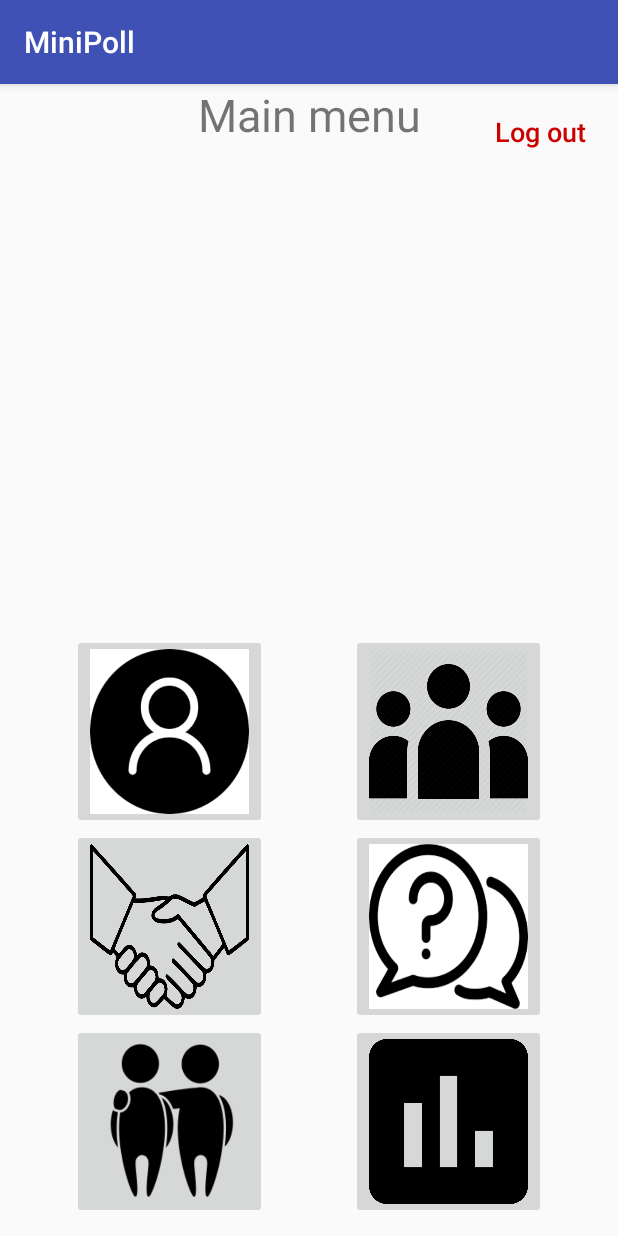
After one commit to agobeaux/LSINF1225Groupe7, an Android app: the MainMenuActivity screen opened directly, with no data from a screen before it, on a phone screen of 412 x 824 dp. The commit adds this screen. Run offline under Robolectric (Android 15) with nearby library versions, the phone set to English and light mode, and no system bars.

Commit message:
Main Menu Activity (layout only) + pictures used in it

```diff
--- a/MiniPoll/app/src/main/AndroidManifest.xml
+++ b/MiniPoll/app/src/main/AndroidManifest.xml
@@ -18,12 +18,11 @@
         </activity>
         <activity
             android:name=".activity.AccountCreationActivity"
-            android:parentActivityName=".activity.LoginActivity">
-        </activity>
+            android:parentActivityName=".activity.LoginActivity"></activity>
         <activity
             android:name=".activity.ProfileCreationActivity"
-            android:parentActivityName=".activity.AccountCreationActivity">
-        </activity>
+            android:parentActivityName=".activity.AccountCreationActivity"></activity>
+        <activity android:name=".activity.MainMenuActivity"></activity>
     </application>
 
 </manifest>
--- /dev/null
+++ b/MiniPoll/app/src/main/java/be/groupe7lsinf1225/minipoll/activity/MainMenuActivity.java
@@ -0,0 +1,17 @@
+package be.groupe7lsinf1225.minipoll.activity;
+
+import android.content.Intent;
+import android.support.v7.app.AppCompatActivity;
+import android.os.Bundle;
+import android.view.View;
+
+import be.groupe7lsinf1225.minipoll.R;
+
+public class MainMenuActivity extends AppCompatActivity {
+
+    @Override
+    protected void onCreate(Bundle savedInstanceState) {
+        super.onCreate(savedInstanceState);
+        setContentView(R.layout.activity_main_menu);
+    }
+}
--- /dev/null
+++ b/MiniPoll/app/src/main/res/layout/activity_main_menu.xml
@@ -0,0 +1,129 @@
+<?xml version="1.0" encoding="utf-8"?>
+<android.support.constraint.ConstraintLayout xmlns:android="http://schemas.android.com/apk/res/android"
+    xmlns:app="http://schemas.android.com/apk/res-auto"
+    xmlns:tools="http://schemas.android.com/tools"
+    android:layout_width="match_parent"
+    android:layout_height="match_parent"
+    tools:context="be.groupe7lsinf1225.minipoll.activity.MainMenuActivity">
+
+
+    <GridLayout
+        android:layout_width="316dp"
+        android:layout_height="397dp"
+        android:layout_marginBottom="4dp"
+        android:columnCount="2"
+        android:rowCount="3"
+        app:layout_constraintBottom_toBottomOf="parent"
+        app:layout_constraintLeft_toLeftOf="parent"
+        app:layout_constraintRight_toRightOf="parent">
+
+        <ImageButton
+            android:id="@+id/imageButton5"
+            android:layout_width="130dp"
+            android:layout_height="130dp"
+
+            android:layout_column="0"
+            android:layout_gravity="start|top"
+            android:layout_row="2"
+            android:scaleType="fitXY"
+            android:src="@drawable/menu_helpafriend" />
+        <!--<Button
+            android:id="@+id/button5"
+            android:layout_column="1"
+            android:layout_row="1"
+            android:layout_gravity="left|top"
+            android:text="Button" />
+-->
+        <ImageButton
+            android:id="@+id/imageButton6"
+            android:layout_width="130dp"
+            android:layout_height="130dp"
+
+            android:layout_column="0"
+            android:layout_gravity="start|top"
+            android:layout_row="0"
+            android:scaleType="fitXY"
+            android:src="@drawable/menu_profile"
+            tools:layout_editor_absoluteX="0dp"
+            tools:layout_editor_absoluteY="0dp" />
+
+        <ImageButton
+            android:id="@+id/imageButton7"
+            android:layout_width="130dp"
+            android:layout_height="130dp"
+
+            android:layout_column="1"
+            android:layout_gravity="end|top"
+            android:layout_row="1"
+            android:scaleType="fitXY"
+            android:src="@drawable/menu_quiz"
+            tools:layout_editor_absoluteX="130dp"
+            tools:layout_editor_absoluteY="130dp" />
+
+        <ImageButton
+            android:id="@+id/imageButton8"
+            android:layout_width="130dp"
+            android:layout_height="130dp"
+            android:layout_column="1"
+
+            android:layout_gravity="end|top"
+            android:layout_row="0"
+            android:scaleType="fitXY"
+            android:src="@drawable/menu_friends"
+            app:layout_constraintRight_toRightOf="parent"
+            tools:layout_editor_absoluteY="0dp" />
+
+        <ImageButton
+            android:id="@+id/imageButton9"
+            android:layout_width="130dp"
+            android:layout_height="130dp"
+
+            android:layout_column="0"
+            android:layout_gravity="start|top"
+            android:layout_row="1"
+            android:scaleType="fitXY"
+            android:src="@drawable/menu_agreements"
+            app:layout_constraintBottom_toBottomOf="parent"
+            app:layout_constraintTop_toTopOf="parent"
+            tools:layout_editor_absoluteX="0dp" />
+
+        <ImageButton
+            android:id="@+id/imageButton10"
+            android:layout_width="130dp"
+            android:layout_height="130dp"
+
+            android:layout_column="1"
+            android:layout_gravity="end|top"
+            android:layout_row="2"
+            android:scaleType="fitXY"
+            android:src="@drawable/menu_poll"
+            tools:layout_editor_absoluteX="0dp"
+            tools:layout_editor_absoluteY="301dp" />
+    </GridLayout>
+
+    <TextView
+        android:id="@+id/textView4"
+        android:layout_width="wrap_content"
+        android:layout_height="wrap_content"
+        android:text="@string/mainmenu"
+        android:textSize="30sp"
+        app:layout_constraintLeft_toLeftOf="parent"
+        app:layout_constraintRight_toRightOf="parent"
+        tools:layout_editor_absoluteY="46dp" />
+
+    <Button
+        android:id="@+id/button3"
+        style="@style/Widget.AppCompat.Button.Borderless.Colored"
+        android:layout_width="wrap_content"
+        android:layout_height="wrap_content"
+        android:layout_marginEnd="8dp"
+        android:layout_marginTop="8dp"
+        android:text="@string/logout"
+        android:textAllCaps="false"
+        android:textColor="@android:color/holo_red_dark"
+        android:textSize="18sp"
+        app:layout_constraintEnd_toEndOf="parent"
+        app:layout_constraintTop_toTopOf="parent"
+        tools:text="@string/logout" />
+
+</android.support.constraint.ConstraintLayout>
--- a/MiniPoll/app/src/main/res/layout/activity_profile_creation.xml
+++ b/MiniPoll/app/src/main/res/layout/activity_profile_creation.xml
@@ -106,4 +106,18 @@
         app:layout_constraintLeft_toLeftOf="parent"
         app:layout_constraintRight_toRightOf="parent" />
 
+    <TextView
+        android:id="@+id/textView5"
+        android:layout_width="wrap_content"
+        android:layout_height="wrap_content"
+        android:layout_marginEnd="8dp"
+        android:layout_marginStart="8dp"
+        android:layout_marginTop="8dp"
+        android:text="@string/optionalpicture"
+        android:textSize="20sp"
+        android:textStyle="bold"
+        app:layout_constraintEnd_toEndOf="@+id/imageButton4"
+        app:layout_constraintStart_toStartOf="@+id/imageButton4"
+        app:layout_constraintTop_toTopOf="@+id/imageButton4" />
+
 </android.support.constraint.ConstraintLayout>
--- a/MiniPoll/app/src/main/res/values/strings.xml
+++ b/MiniPoll/app/src/main/res/values/strings.xml
@@ -20,5 +20,10 @@
     <string name="mailaddress">Mail address</string>
     <string name="createyourprofile">Create your profile</string>
     <string name="confirm">Confirm</string>
+    <string name="optionalpicture">Optional picture</string>
+
+    <!-- Main Menu Activity -->
+    <string name="mainmenu">Main menu</string>
+    <string name="logout">Log out</string>
 
 </resources>
```
Also changed, not shown: MiniPoll/app/src/main/res/drawable/menu_agreements.png (added), MiniPoll/app/src/main/res/drawable/menu_friends.png (added), MiniPoll/app/src/main/res/drawable/menu_helpafriend.png (added), MiniPoll/app/src/main/res/drawable/menu_poll.png (added), MiniPoll/app/src/main/res/drawable/menu_profile.png (added), MiniPoll/app/src/main/res/drawable/menu_quiz.png (added).
